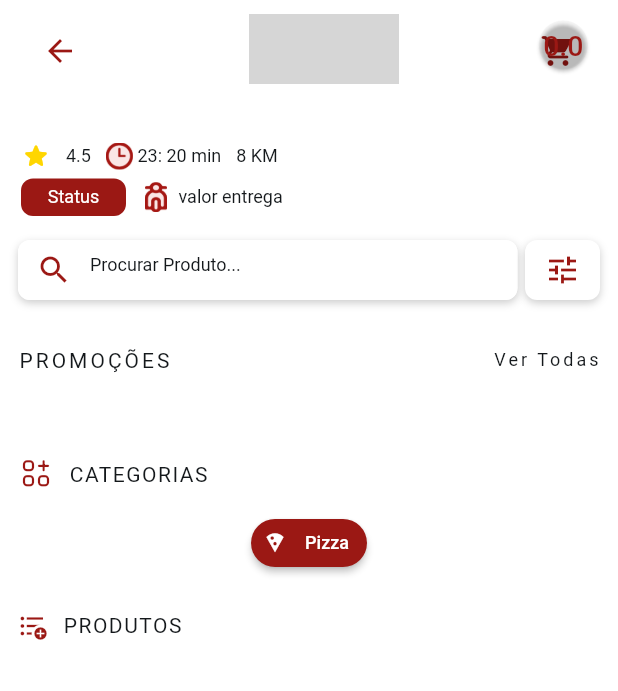
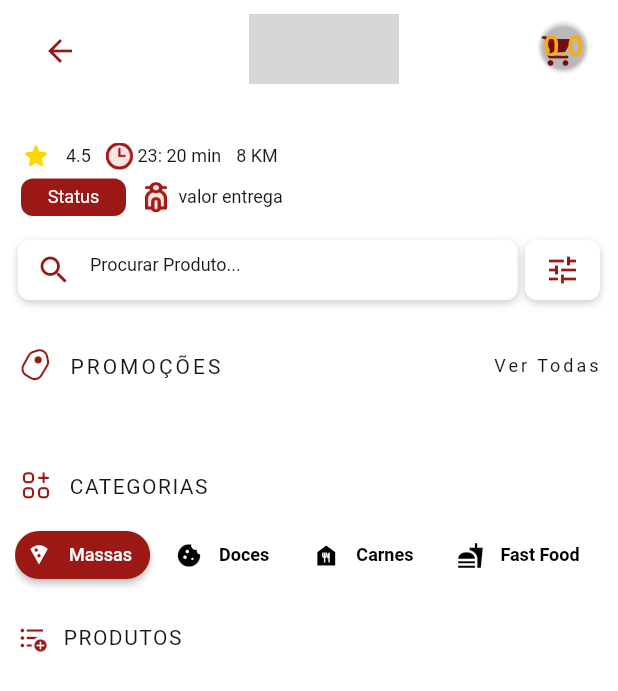
Before and after one commit to tecnocell-cell/appdelivery, a Flutter app: the RestaurantesWidget screen opened directly with empty values, on a phone screen of 412 x 824 dp. Shown: the top 691 px of the screen. Run offline on Flutter 3.47's test engine with Material 2 defaults, Android fonts, the phone set to English and light mode, and no system bars; drawn by our look-alikes of badges, flutter_animate; our stand-ins replace auto_size_text, cloud_firestore, firebase_auth, firebase_core, flutter_rating_bar, font_awesome_flutter and 12 more; missing offline and left inert: json_path; accounts and stored records are empty; Roboto replaces fonts that are missing (Readex Pro); statements that could not run were skipped; grey boxes are pictures that could not be loaded.

Commit message:
Updating to latest FlutterFlow output.

```diff
--- a/lib/pages/restaurantes/restaurantes_model.dart
+++ b/lib/pages/restaurantes/restaurantes_model.dart
@@ -11,9 +11,9 @@ class RestaurantesModel extends FlutterFlowModel<RestaurantesWidget> {
   FocusNode? searchFocusNode;
   TextEditingController? searchController;
   String? Function(BuildContext, String?)? searchControllerValidator;
-  // State field(s) for ChoiceChips widget.
-  String? choiceChipsValue;
-  FormFieldController<List<String>>? choiceChipsValueController;
+  // State field(s) for filtroCategoria widget.
+  String? filtroCategoriaValue;
+  FormFieldController<List<String>>? filtroCategoriaValueController;
 
   /// Initialization and disposal methods.
 
--- a/lib/pages/restaurantes/restaurantes_widget.dart
+++ b/lib/pages/restaurantes/restaurantes_widget.dart
@@ -264,10 +264,11 @@ class _RestaurantesWidgetState extends State<RestaurantesWidget>
                         badgeContent: Text(
                           FFAppState().addCarrinho.toString(),
                           textAlign: TextAlign.justify,
-                          style:
-                              FlutterFlowTheme.of(context).titleSmall.override(
+                          style: FlutterFlowTheme.of(context)
+                              .titleSmall
+                              .override(
                                 fontFamily: 'Readex Pro',
-                                    color: FlutterFlowTheme.of(context).primary,
+                                color: FlutterFlowTheme.of(context).secondary,
                                 fontSize: 19.0,
                               ),
                         ),
@@ -593,18 +594,29 @@ class _RestaurantesWidgetState extends State<RestaurantesWidget>
                           const EdgeInsetsDirectional.fromSTEB(12.0, 16.0, 12.0, 0.0),
                       child: Row(
                         mainAxisSize: MainAxisSize.max,
-                        mainAxisAlignment: MainAxisAlignment.spaceBetween,
+                        mainAxisAlignment: MainAxisAlignment.start,
                         children: [
-                          Text(
+                          Icon(
+                            FFIcons.ktag2,
+                            color: FlutterFlowTheme.of(context).primary,
+                            size: 24.0,
+                          ),
+                          Expanded(
+                            child: Padding(
+                              padding: const EdgeInsetsDirectional.fromSTEB(
+                                  10.0, 0.0, 0.0, 0.0),
+                              child: Text(
                                 'PROMOÇÕES',
                                 style: FlutterFlowTheme.of(context)
                                     .bodyMedium
                                     .override(
                                       fontFamily: 'Readex Pro',
-                                  color:
-                                      FlutterFlowTheme.of(context).primaryText,
+                                      color: FlutterFlowTheme.of(context)
+                                          .primaryText,
                                       fontSize: 14.0,
                                       letterSpacing: 2.0,
+                                    ),
+                              ),
                             ),
                           ),
                           Text(
@@ -1012,7 +1024,7 @@ class _RestaurantesWidgetState extends State<RestaurantesWidget>
                         ),
                         Padding(
                           padding: const EdgeInsetsDirectional.fromSTEB(
-                              0.0, 5.0, 0.0, 0.0),
+                              10.0, 5.0, 10.0, 0.0),
                           child: SingleChildScrollView(
                             scrollDirection: Axis.horizontal,
                             child: Row(
@@ -1024,10 +1036,18 @@ class _RestaurantesWidgetState extends State<RestaurantesWidget>
                                       0.0, 13.0, 0.0, 13.0),
                                   child: FlutterFlowChoiceChips(
                                     options: const [
-                                      ChipData('Pizza', Icons.local_pizza)
+                                      ChipData('Massas', Icons.local_pizza),
+                                      ChipData('Doces', Icons.cookie),
+                                      ChipData('Carnes', Icons.food_bank),
+                                      ChipData(
+                                          'Fast Food', Icons.fastfood_sharp),
+                                      ChipData(
+                                          'Hamburguer', Icons.fastfood_sharp),
+                                      ChipData(
+                                          'Bebidas', Icons.local_drink_sharp)
                                     ],
-                                    onChanged: (val) => setState(() =>
-                                        _model.choiceChipsValue = val?.first),
+                                    onChanged: (val) => setState(() => _model
+                                        .filtroCategoriaValue = val?.first),
                                     selectedChipStyle: ChipStyle(
                                       backgroundColor:
                                           FlutterFlowTheme.of(context).primary,
@@ -1059,12 +1079,12 @@ class _RestaurantesWidgetState extends State<RestaurantesWidget>
                                     rowSpacing: 12.0,
                                     multiselect: false,
                                     initialized:
-                                        _model.choiceChipsValue != null,
+                                        _model.filtroCategoriaValue != null,
                                     alignment: WrapAlignment.start,
-                                    controller:
-                                        _model.choiceChipsValueController ??=
+                                    controller: _model
+                                            .filtroCategoriaValueController ??=
                                         FormFieldController<List<String>>(
-                                      ['Pizza'],
+                                      ['Massas'],
                                     ),
                                     wrapped: true,
                                   ).animateOnPageLoad(animationsMap[
```
Lines whose indentation alone changed are shown as unchanged.
